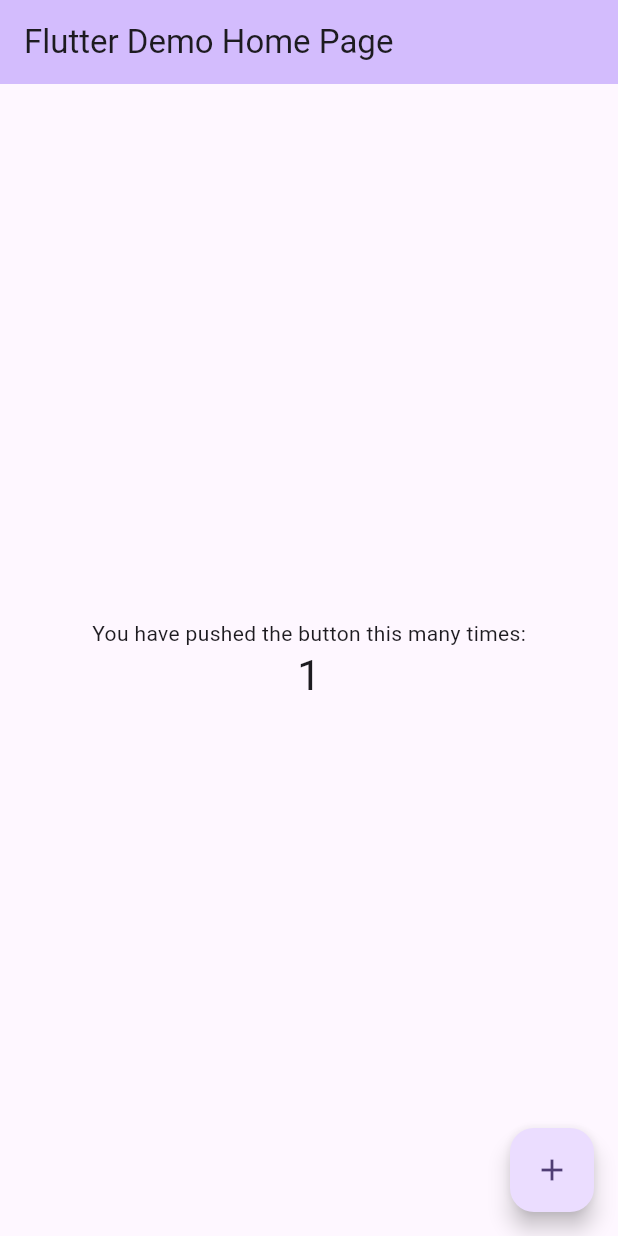
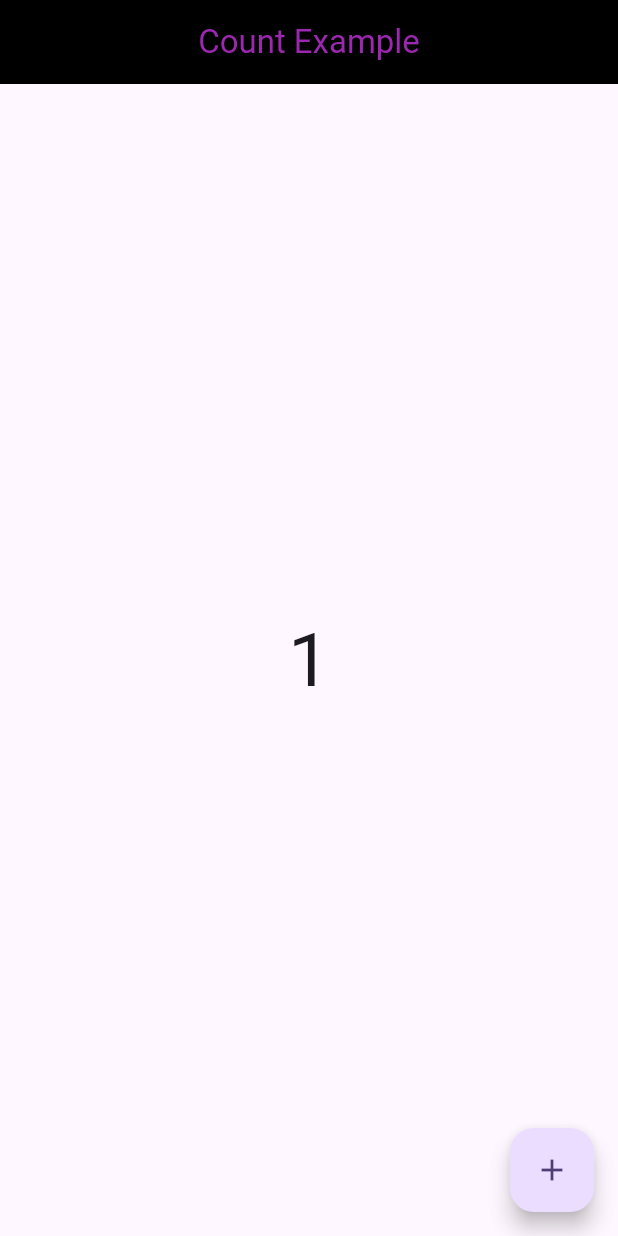
Before and after one commit to saadmomand6/Provider-Examples, a Flutter app: the screen it shows after launch, after a tap on the "add" icon, on a phone screen of 412 x 824 dp. Run offline on Flutter 3.47's test engine with Material 2 defaults, Android fonts, the phone set to English and light mode, and no system bars.

Commit message:
provider count example with change notifier and consumer

```diff
--- a/lib/main.dart
+++ b/lib/main.dart
@@ -1,4 +1,7 @@
 import 'package:flutter/material.dart';
+import 'package:provider/provider.dart';
+import 'package:provider_with_mvvm_and_rest_apis/provider/count_provider.dart';
+import 'package:provider_with_mvvm_and_rest_apis/screens/count_example.dart';
 
 void main() {
   runApp(const MyApp());
@@ -7,119 +10,18 @@ void main() {
 class MyApp extends StatelessWidget {
   const MyApp({super.key});
 
-  // This widget is the root of your application.
   @override
   Widget build(BuildContext context) {
-    return MaterialApp(
-      title: 'Flutter Demo',
-      theme: ThemeData(
-        // This is the theme of your application.
-        //
-        // TRY THIS: Try running your application with "flutter run". You'll see
-        // the application has a blue toolbar. Then, without quitting the app,
-        // try changing the seedColor in the colorScheme below to Colors.green
-        // and then invoke "hot reload" (save your changes or press the "hot
-        // reload" button in a Flutter-supported IDE, or press "r" if you used
-        // the command line to start the app).
-        //
-        // Notice that the counter didn't reset back to zero; the application
-        // state is not lost during the reload. To reset the state, use hot
-        // restart instead.
-        //
-        // This works for code too, not just values: Most code changes can be
-        // tested with just a hot reload.
-        colorScheme: ColorScheme.fromSeed(seedColor: Colors.deepPurple),
-        useMaterial3: true,
+    return ChangeNotifierProvider(
+      create: (_) => CountProvider(),
+      child: MaterialApp(
+        title: 'Provider With MVVM and Rest APIs',
+        theme: ThemeData(
+          colorScheme: ColorScheme.fromSeed(seedColor: Colors.deepPurple),
+          useMaterial3: true,
+        ),
+        home: const CountExapmle(),
       ),
-      home: const MyHomePage(title: 'Flutter Demo Home Page'),
     );
   }
 }
-
-class MyHomePage extends StatefulWidget {
-  const MyHomePage({super.key, required this.title});
-
-  // This widget is the home page of your application. It is stateful, meaning
-  // that it has a State object (defined below) that contains fields that affect
-  // how it looks.
-
-  // This class is the configuration for the state. It holds the values (in this
-  // case the title) provided by the parent (in this case the App widget) and
-  // used by the build method of the State. Fields in a Widget subclass are
-  // always marked "final".
-
-  final String title;
-
-  @override
-  State<MyHomePage> createState() => _MyHomePageState();
-}
-
-class _MyHomePageState extends State<MyHomePage> {
-  int _counter = 0;
-
-  void _incrementCounter() {
-    setState(() {
-      // This call to setState tells the Flutter framework that something has
-      // changed in this State, which causes it to rerun the build method below
-      // so that the display can reflect the updated values. If we changed
-      // _counter without calling setState(), then the build method would not be
-      // called again, and so nothing would appear to happen.
-      _counter++;
-    });
-  }
-
-  @override
-  Widget build(BuildContext context) {
-    // This method is rerun every time setState is called, for instance as done
-    // by the _incrementCounter method above.
-    //
-    // The Flutter framework has been optimized to make rerunning build methods
-    // fast, so that you can just rebuild anything that needs updating rather
-    // than having to individually change instances of widgets.
-    return Scaffold(
-      appBar: AppBar(
-        // TRY THIS: Try changing the color here to a specific color (to
-        // Colors.amber, perhaps?) and trigger a hot reload to see the AppBar
-        // change color while the other colors stay the same.
-        backgroundColor: Theme.of(context).colorScheme.inversePrimary,
-        // Here we take the value from the MyHomePage object that was created by
-        // the App.build method, and use it to set our appbar title.
-        title: Text(widget.title),
-      ),
-      body: Center(
-        // Center is a layout widget. It takes a single child and positions it
-        // in the middle of the parent.
-        child: Column(
-          // Column is also a layout widget. It takes a list of children and
-          // arranges them vertically. By default, it sizes itself to fit its
-          // children horizontally, and tries to be as tall as its parent.
-          //
-          // Column has various properties to control how it sizes itself and
-          // how it positions its children. Here we use mainAxisAlignment to
-          // center the children vertically; the main axis here is the vertical
-          // axis because Columns are vertical (the cross axis would be
-          // horizontal).
-          //
-          // TRY THIS: Invoke "debug painting" (choose the "Toggle Debug Paint"
-          // action in the IDE, or press "p" in the console), to see the
-          // wireframe for each widget.
-          mainAxisAlignment: MainAxisAlignment.center,
-          children: <Widget>[
-            const Text(
-              'You have pushed the button this many times:',
-            ),
-            Text(
-              '$_counter',
-              style: Theme.of(context).textTheme.headlineMedium,
-            ),
-          ],
-        ),
-      ),
-      floatingActionButton: FloatingActionButton(
-        onPressed: _incrementCounter,
-        tooltip: 'Increment',
-        child: const Icon(Icons.add),
-      ), // This trailing comma makes auto-formatting nicer for build methods.
-    );
-  }
-}
--- /dev/null
+++ b/lib/provider/count_provider.dart
@@ -0,0 +1,18 @@
+import 'package:flutter/material.dart';
+
+class CountProvider with ChangeNotifier {
+  int _count = 0;
+  int get count => _count;
+  setcount() {
+    _count++;
+    notifyListeners();
+  }
+
+  Color _bgcolor = Colors.red;
+  Color get bgcolor => _bgcolor;
+
+  setbgcolor() {
+    _bgcolor == Colors.red ? _bgcolor = Colors.purple : _bgcolor = Colors.red;
+    notifyListeners();
+  }
+}
--- /dev/null
+++ b/lib/screens/count_example.dart
@@ -0,0 +1,57 @@
+import 'dart:async';
+import 'package:flutter/material.dart';
+import 'package:provider/provider.dart';
+import 'package:provider_with_mvvm_and_rest_apis/provider/count_provider.dart';
+
+class CountExapmle extends StatefulWidget {
+  const CountExapmle({super.key});
+
+  @override
+  State<CountExapmle> createState() => _CountExapmleState();
+}
+
+class _CountExapmleState extends State<CountExapmle> {
+  // @override
+  // void initState() {
+  //   super.initState();
+  //   final cp = Provider.of<CountProvider>(context, listen: false);
+  //   Timer.periodic(Duration(seconds: 1), (timer) {
+  //     cp.setcount();
+  //   });
+  // }
+
+  @override
+  Widget build(BuildContext context) {
+    final cp = Provider.of<CountProvider>(context, listen: false);
+    return Scaffold(
+      appBar: AppBar(
+          title: Consumer<CountProvider>(
+            builder: (context, value, child) {
+              return Text(
+                'Count Example',
+                style: TextStyle(color: value.bgcolor),
+              );
+            },
+          ),
+          centerTitle: true,
+          backgroundColor: Colors.black),
+      body: Center(
+        child: Consumer<CountProvider>(
+          builder: (context, value, child) {
+            return Text(
+              value.count.toString(),
+              style: const TextStyle(fontSize: 50),
+            );
+          },
+        ),
+      ),
+      floatingActionButton: FloatingActionButton(
+        onPressed: () {
+          cp.setcount();
+          cp.setbgcolor();
+        },
+        child: const Icon(Icons.add),
+      ),
+    );
+  }
+}
```
